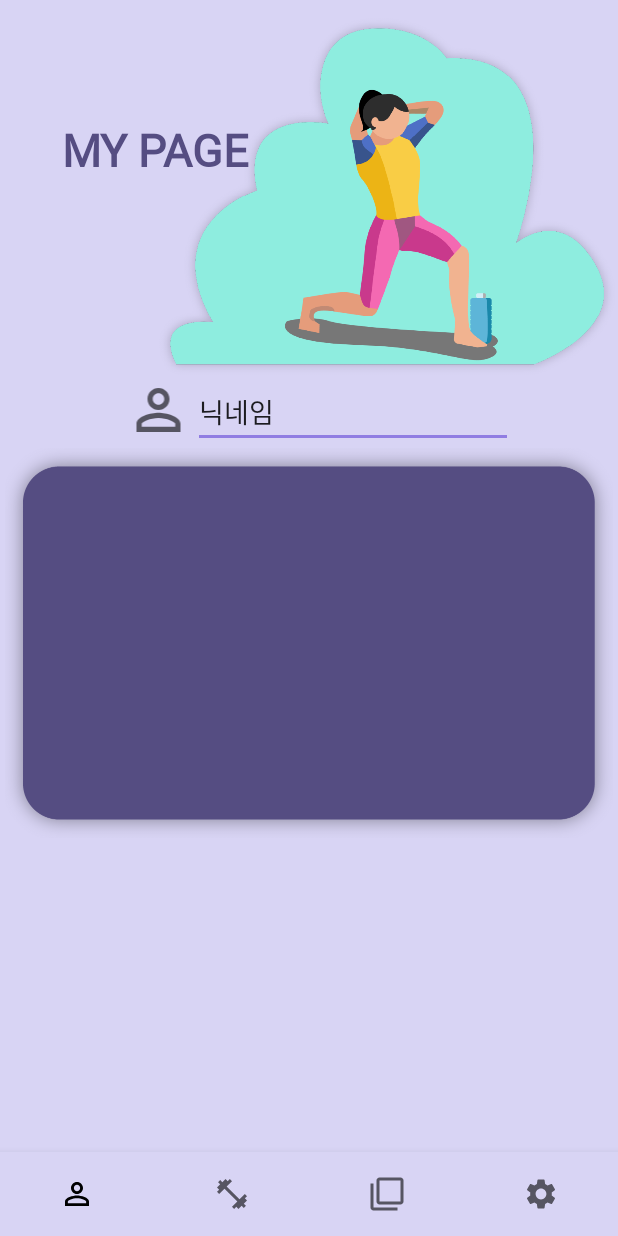
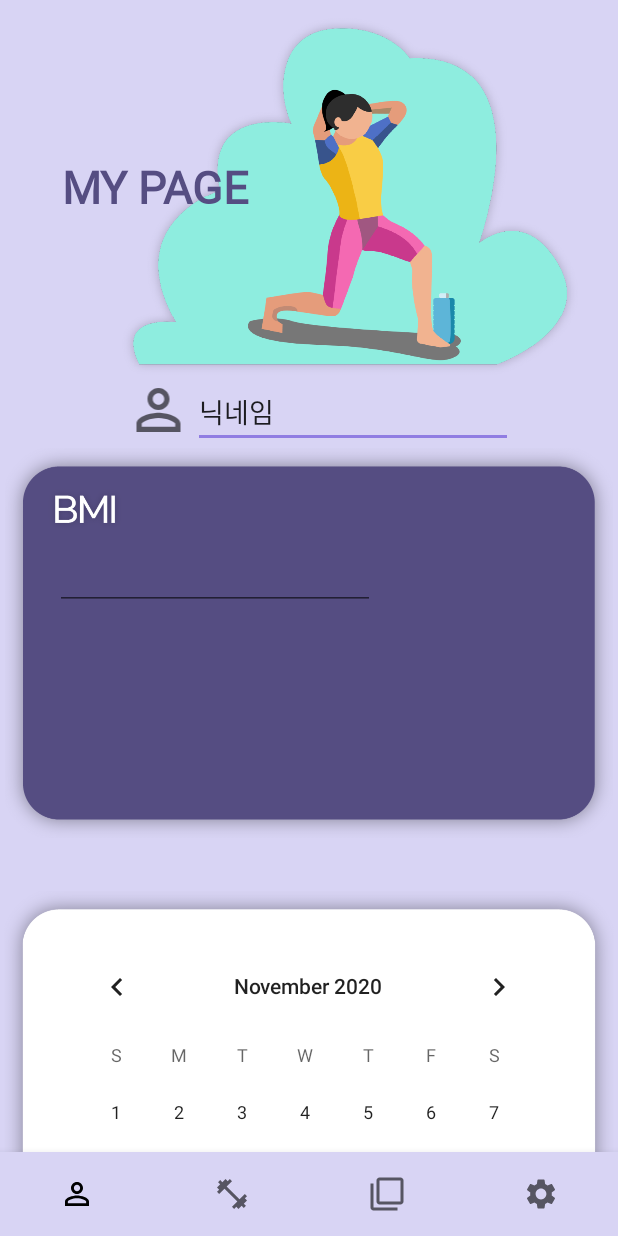
Before and after one commit to asimuleo/android_Pieooreum, an Android app: the screen it shows after launch (MainActivity), on a phone screen of 412 x 824 dp. Run offline under Robolectric (Android 15) with nearby library versions, the phone set to English and light mode, and no system bars; our stand-ins replace navigation-ui.

```diff
--- a/app/src/main/res/layout/mypage_fragment.xml
+++ b/app/src/main/res/layout/mypage_fragment.xml
@@ -5,6 +5,16 @@
     xmlns:tools="http://schemas.android.com/tools"
     android:layout_width="wrap_content"
     android:layout_height="wrap_content">
+
+
+    <ScrollView
+        android:layout_width="match_parent"
+        android:layout_height="match_parent">
+
+        <LinearLayout
+            android:layout_width="match_parent"
+            android:layout_height="wrap_content"
+            android:orientation="vertical">
 
             <androidx.constraintlayout.widget.ConstraintLayout
                 android:layout_width="match_parent"
@@ -20,9 +30,20 @@
                     app:layout_constraintEnd_toEndOf="parent"
                     app:layout_constraintStart_toStartOf="parent"
                     app:layout_constraintTop_toBottomOf="@+id/editTextTextPersonName2"
-            app:srcCompat="@drawable/box2" />
+                    app:srcCompat="@drawable/box44" />
 
-
+                <EditText
+                    android:id="@+id/editText"
+                    android:layout_width="wrap_content"
+                    android:layout_height="wrap_content"
+                    android:ems="10"
+                    android:inputType="numberDecimal"
+                    app:layout_constraintBottom_toBottomOf="@+id/box1"
+                    app:layout_constraintHorizontal_bias="0.184"
+                    app:layout_constraintLeft_toLeftOf="parent"
+                    app:layout_constraintRight_toRightOf="parent"
+                    app:layout_constraintTop_toTopOf="@+id/box1"
+                    app:layout_constraintVertical_bias="0.291" />
 
                 <EditText
                     android:id="@+id/editTextTextPersonName2"
@@ -40,9 +61,10 @@
                     android:id="@+id/imageView"
                     android:layout_width="311dp"
                     android:layout_height="261dp"
-            android:layout_marginStart="100dp"
+                    android:layout_marginLeft="50dp"
                     android:adjustViewBounds="true"
                     app:layout_constraintBottom_toTopOf="@+id/editTextTextPersonName2"
+                    app:layout_constraintEnd_toEndOf="parent"
                     app:layout_constraintStart_toStartOf="parent"
                     app:layout_constraintTop_toTopOf="parent"
                     app:srcCompat="@drawable/sportwoman412" />
@@ -75,6 +97,33 @@
                     app:layout_constraintTop_toTopOf="parent"
                     app:layout_constraintVertical_bias="0.109" />
 
+                <ImageView
+                    android:id="@+id/secondbox"
+                    android:layout_width="match_parent"
+                    android:layout_height="wrap_content"
+                    android:layout_marginTop="33dp"
+                    android:adjustViewBounds="true"
+                    app:layout_constraintTop_toBottomOf="@+id/box1"
+                    app:srcCompat="@drawable/box3" />
+
+                <CalendarView
+                    android:id="@+id/calendarView"
+                    style="@android:style/Widget.DeviceDefault.CalendarView"
+                    android:layout_width="337dp"
+                    android:layout_height="361dp"
+                    android:focusedMonthDateColor="@color/secondary"
+                    android:weekNumberColor="@color/secondary"
+                    android:layout_marginTop="20dp"
+                    app:layout_constraintBottom_toBottomOf="@+id/secondbox"
+                    app:layout_constraintEnd_toEndOf="parent"
+                    app:layout_constraintHorizontal_bias="0.494"
+                    app:layout_constraintStart_toStartOf="parent"
+                    app:layout_constraintTop_toTopOf="@+id/secondbox"
+                    app:layout_constraintVertical_bias="0.583" />
+
 
             </androidx.constraintlayout.widget.ConstraintLayout>
+        </LinearLayout>
+    </ScrollView>
+
 </RelativeLayout>
```
Also changed, not shown: app/src/main/res/drawable/box3.png (added), app/src/main/res/drawable/box44.png (added). Lines whose indentation alone changed are shown as unchanged.
